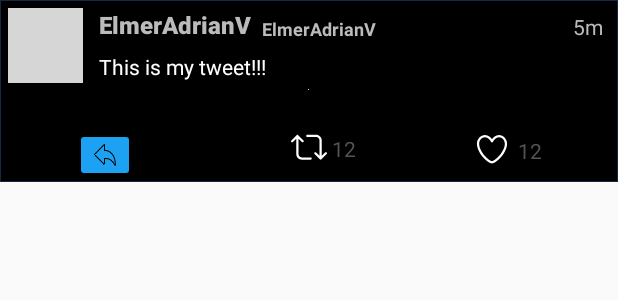
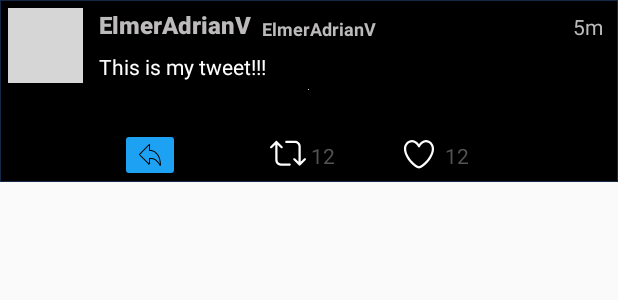
Before and after one commit to ElmerAdrianV/Twitter, an Android app: the layout item_tweet.xml on its own in the app's theme, with its tools: preview values and no code run, on a phone screen of 412 x 824 dp. Shown: the top 300 px of the screen. Run offline under Robolectric (Android 15) with nearby library versions, the phone set to English and light mode, and no system bars; grey boxes are pictures that could not be loaded.

Commit message:
Extras: Add reply, retweet and like button without features

```diff
--- a/app/src/main/java/com/codepath/apps/restclienttemplate/models/Tweet.java
+++ b/app/src/main/java/com/codepath/apps/restclienttemplate/models/Tweet.java
@@ -21,6 +21,8 @@ public class Tweet {
     public String imageURL;
     public User user;
     public String relativeTimeAgo;
+    public int favoriteCount;
+    public int retweetCount;
     private static final int SECOND_MILLIS = 1000;
     private static final int MINUTE_MILLIS = 60 * SECOND_MILLIS;
     private static final int HOUR_MILLIS = 60 * MINUTE_MILLIS;
@@ -47,6 +49,8 @@ public class Tweet {
        }
        tweet.user=User.fromJson(jsonObject.getJSONObject("user"));
        tweet.relativeTimeAgo= tweet.getRelativeTimeAgo(tweet.createAt);
+       tweet.retweetCount= jsonObject.getInt("retweet_count");
+       tweet.favoriteCount=jsonObject.getInt("favorite_count");
        return tweet;
     }
     public static List<Tweet> fromJsonArray(JSONArray jsonArray) throws JSONException {
--- a/app/src/main/res/layout/item_tweet.xml
+++ b/app/src/main/res/layout/item_tweet.xml
@@ -91,7 +91,7 @@
         android:layout_height="wrap_content"
         android:layout_below="@+id/ivImage"
         android:layout_alignParentStart="true"
-        android:layout_marginStart="50dp"
+        android:layout_marginStart="80dp"
         android:layout_marginTop="15dp"
         android:backgroundTint="@color/twitter_blue"
         android:foregroundTint="#FFFFFF"
@@ -102,8 +102,10 @@
         android:id="@+id/btnRetweet"
         android:layout_width="wrap_content"
         android:layout_height="wrap_content"
+        android:layout_alignTop="@+id/btnReply"
         android:layout_alignBottom="@+id/btnLike"
-        android:layout_marginStart="104dp"
+        android:layout_marginStart="60dp"
+        android:layout_marginTop="5dp"
         android:layout_marginBottom="1dp"
         android:layout_toEndOf="@+id/btnReply"
         android:background="#00FFFFFF"
@@ -116,10 +118,10 @@
         android:id="@+id/btnLike"
         android:layout_width="wrap_content"
         android:layout_height="wrap_content"
+        android:layout_alignStart="@+id/tvRetweetCount"
         android:layout_alignTop="@+id/btnReply"
-        android:layout_alignParentEnd="true"
-        android:layout_marginTop="2dp"
-        android:layout_marginEnd="72dp"
+        android:layout_marginStart="60dp"
+        android:layout_marginTop="5dp"
         android:background="#00FFFFFF"
         android:text="Button"
         app:srcCompat="@drawable/ic_vector_heart_stroke" />
@@ -140,9 +142,9 @@
         android:layout_width="wrap_content"
         android:layout_height="wrap_content"
         android:layout_alignTop="@+id/btnLike"
+        android:layout_marginStart="5dp"
         android:layout_marginTop="3dp"
-        android:layout_marginEnd="-45dp"
-        android:layout_toStartOf="@+id/btnLike"
+        android:layout_toEndOf="@+id/btnLike"
         android:text="12"
         android:textColor="#555353" />
 
```
Also changed, not shown: app/src/main/java/com/codepath/apps/restclienttemplate/TweetsAdapter.java (+7 -0 lines).
